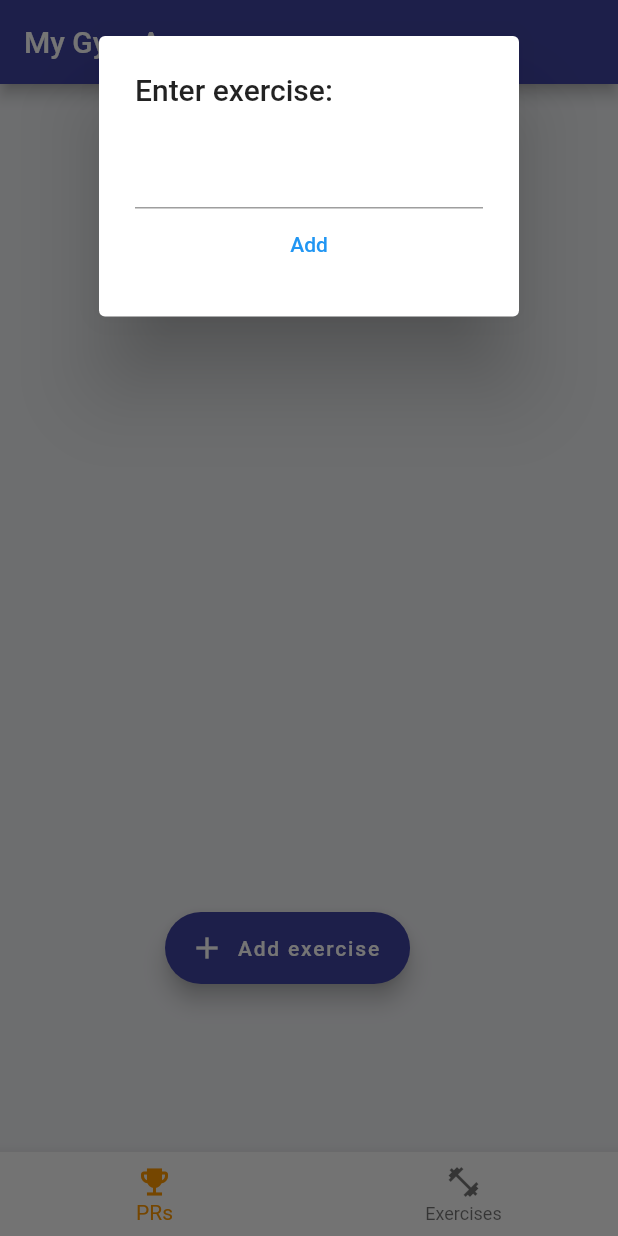
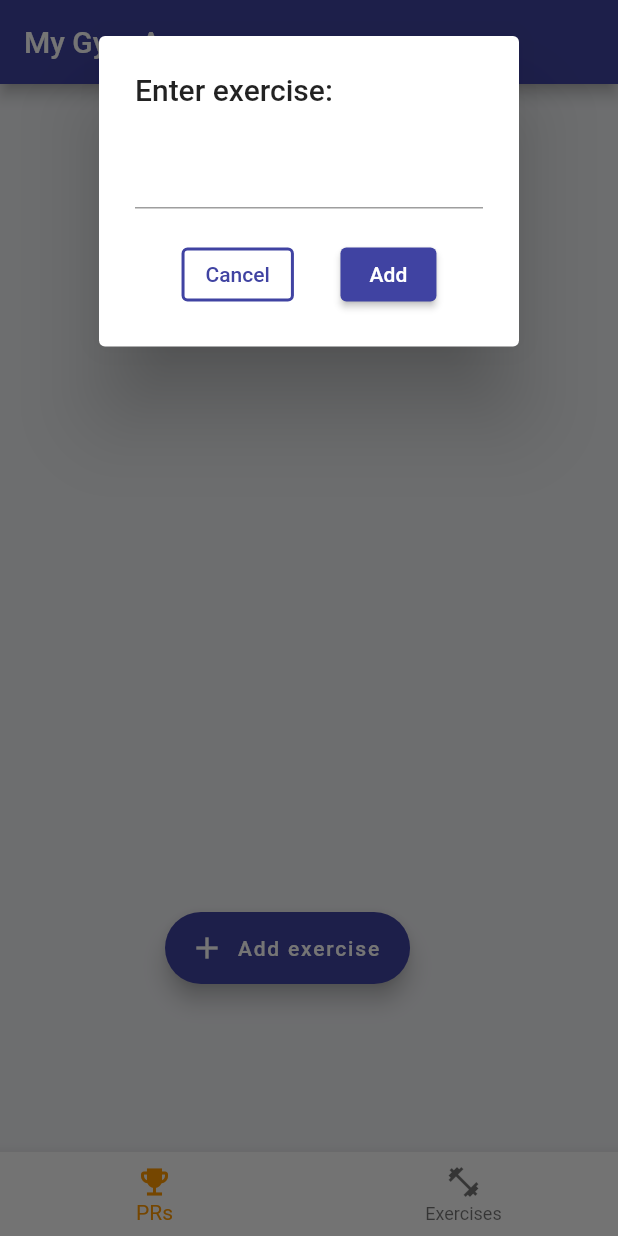
Before and after one commit to Aarons9090/My-Gym-App, a Flutter app: the screen it shows after launch, after a tap on "Add exercise", on a phone screen of 412 x 824 dp. Run offline on Flutter 3.47's test engine with Material 2 defaults, Android fonts, the phone set to English and light mode, and no system bars; our stand-ins replace sqflite; accounts and stored records are empty.

Commit message:
added cancel button for adding exercise

```diff
--- a/lib/add_button.dart
+++ b/lib/add_button.dart
@@ -4,8 +4,9 @@ import 'package:gym_app/main.dart';
 import "database.dart";
 
 class AddButton extends StatefulWidget {
-
-  const AddButton({Key? key,}) : super(key: key);
+  const AddButton({
+    Key? key,
+  }) : super(key: key);
 
   @override
   State<AddButton> createState() => _AddButtonState();
@@ -15,9 +16,8 @@ class _AddButtonState extends State<AddButton> {
   final List<Widget> cardList = [];
 
   //called when a card is deleted
-  void refresh(){
-    setState(() {
-    });
+  void refresh() {
+    setState(() {});
   }
 
   void deleteCards() {
@@ -50,8 +50,28 @@ class _AddButtonState extends State<AddButton> {
                       _input = value;
                     },
                   ),
-                  TextButton(
+                  const SizedBox(height: 20,),
+                  Row(
+                    mainAxisAlignment: MainAxisAlignment.spaceEvenly,
+                    children: [
+                      OutlinedButton(
+                          style: OutlinedButton.styleFrom(
+                              primary: appColors["main"],
+                              side: BorderSide(
+                                width: 2.0,
+                                color: (appColors["main"])!,
+                                style: BorderStyle.solid,
+                              )),
+                          child: const Text("Cancel"),
+                          onPressed: () {
+                            setState(() {
+                              Navigator.of(context).pop();
+                            });
+                          }),
+                      ElevatedButton(
                         child: const Text("Add"),
+                        style: ElevatedButton.styleFrom(
+                            primary: appColors["main"]),
                         onPressed: () {
                           setState(() {
                             if (_input != "null") {
@@ -60,6 +80,8 @@ class _AddButtonState extends State<AddButton> {
                             Navigator.of(context).pop();
                           });
                         },
+                      ),
+                    ],
                   ),
                 ],
               ),
@@ -109,8 +131,6 @@ class _AddButtonState extends State<AddButton> {
                     backgroundColor: appColors["main"],
                   ),
                 )
-
-
               ],
             );
           } else {
--- a/lib/exercise_card.dart
+++ b/lib/exercise_card.dart
@@ -73,7 +73,6 @@ class _ExerciseCardState extends State<ExerciseCard> {
                         style: OutlinedButton.styleFrom(
                           primary: appColors["main"],
                           side: BorderSide(
-
                             width: 2.0,
                             color: (appColors["main"])!,
                             style: BorderStyle.solid,)
```
Lines whose indentation alone changed are shown as unchanged.
